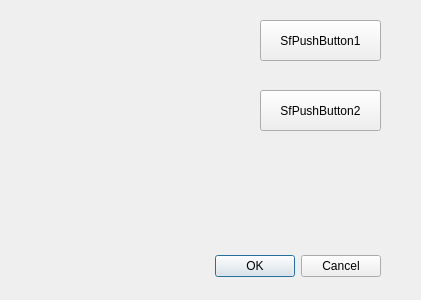
This is bin/analog-clock.ui in Scanframe/sf-mod-app as Qt 5 draws it before an edit. The edited form follows.
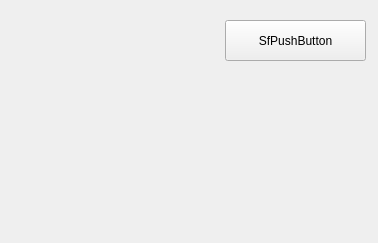
This is the edited form. Icons and pictures are not drawn. Custom widgets are drawn as their Qt base class.

What changed in the file:
```diff
--- a/bin/analog-clock.ui
+++ b/bin/analog-clock.ui
@@ -1,41 +1,25 @@
 <?xml version="1.0" encoding="UTF-8"?>
 <ui version="4.0">
- <class>Dialog</class>
- <widget class="QDialog" name="Dialog">
+ <class>Form</class>
+ <widget class="QWidget" name="Form">
   <property name="geometry">
    <rect>
     <x>0</x>
     <y>0</y>
-    <width>421</width>
-    <height>300</height>
+    <width>378</width>
+    <height>243</height>
    </rect>
   </property>
   <property name="windowTitle">
    <string>Dialog</string>
   </property>
-  <widget class="QDialogButtonBox" name="buttonBox">
+  <widget class="sf::AnalogClock" name="sfAnalogClock">
    <property name="geometry">
     <rect>
      <x>40</x>
-     <y>250</y>
-     <width>341</width>
-     <height>32</height>
-    </rect>
-   </property>
-   <property name="orientation">
-    <enum>Qt::Horizontal</enum>
-   </property>
-   <property name="standardButtons">
-    <set>QDialogButtonBox::Cancel|QDialogButtonBox::Ok</set>
-   </property>
-  </widget>
-  <widget class="SfAnalogClock" name="SfAnalogClock">
-   <property name="geometry">
-    <rect>
-     <x>10</x>
-     <y>10</y>
-     <width>251</width>
-     <height>201</height>
+     <y>20</y>
+     <width>171</width>
+     <height>181</height>
     </rect>
    </property>
    <property name="toolTip">
@@ -45,12 +29,12 @@
     <string>The analog clock widget displays the current time.</string>
    </property>
   </widget>
-  <widget class="SfPushButton" name="sfPushButton1">
+  <widget class="sf::PushButton" name="sfPushButton">
    <property name="geometry">
     <rect>
-     <x>260</x>
+     <x>225</x>
      <y>20</y>
-     <width>121</width>
+     <width>141</width>
      <height>41</height>
     </rect>
    </property>
@@ -61,33 +45,7 @@
     <string>The a button for testing properties.</string>
    </property>
    <property name="text">
-    <string>SfPushButton1</string>
-   </property>
-   <property name="icon">
-    <iconset resource="../com/misc/resource/resource.qrc">
-     <normaloff>:/logo/scanframe</normaloff>:/logo/scanframe</iconset>
-   </property>
-   <property name="iconSource">
-    <string notr="true"/>
-   </property>
-  </widget>
-  <widget class="SfPushButton" name="sfPushButton2">
-   <property name="geometry">
-    <rect>
-     <x>260</x>
-     <y>90</y>
-     <width>121</width>
-     <height>41</height>
-    </rect>
-   </property>
-   <property name="toolTip">
-    <string>A inherited push button</string>
-   </property>
-   <property name="whatsThis">
-    <string>The a button for testing properties.</string>
-   </property>
-   <property name="text">
-    <string>SfPushButton2</string>
+    <string>SfPushButton</string>
    </property>
    <property name="iconSize">
     <size>
@@ -102,15 +60,15 @@
  </widget>
  <customwidgets>
   <customwidget>
-   <class>SfPushButton</class>
+   <class>sf::AnalogClock</class>
+   <extends>QWidget</extends>
+   <header>AnalogClock.h</header>
+  </customwidget>
+  <customwidget>
+   <class>sf::PushButton</class>
    <extends>QPushButton</extends>
    <header>sfpushbutton.h</header>
   </customwidget>
-  <customwidget>
-   <class>SfAnalogClock</class>
-   <extends>QWidget</extends>
-   <header>SfAnalogClock.h</header>
-  </customwidget>
  </customwidgets>
  <resources>
   <include location="../rt-ui-serialize/resource/resource.qrc"/>
```
Left out of the diff: 54 changed lines with no effect on the pictures.
